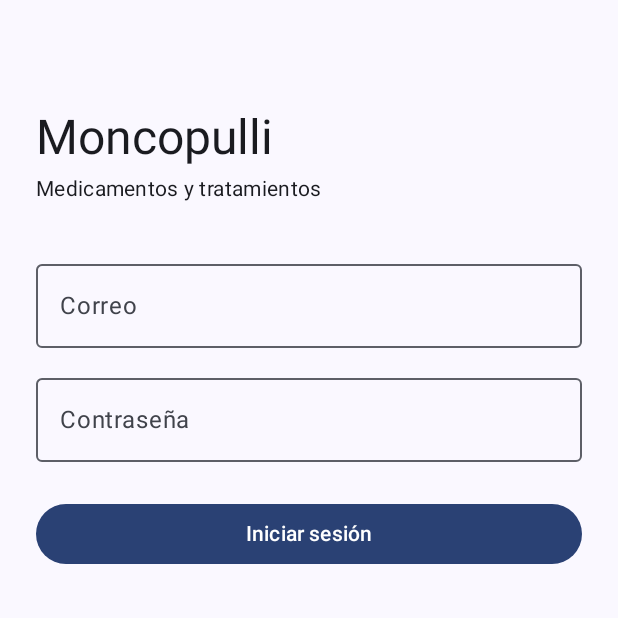
After one commit to catitaconflow/moncopullis, an Android app built with Jetpack Compose: the composable LoginScreen shown on its own in the app's theme, on a phone screen of 412 x 824 dp, the top half of it. The commit adds this screen. Run offline under Robolectric (Android 15) with nearby library versions, the phone set to English and light mode, and no system bars; our stand-ins replace Dagger/Hilt's generated code; libraries missing offline, so code that uses them is left out: io.github.jan.supabase; 1 statement that could not run was skipped.

Commit message:
feat: login con Supabase Auth, lectura del rol y bloqueo de roles sin acceso

```diff
--- /dev/null
+++ b/movil/app/src/main/java/cl/moncopulli/app/ui/login/LoginScreen.kt
@@ -0,0 +1,93 @@
+package cl.moncopulli.app.ui.login
+
+import androidx.compose.foundation.layout.Column
+import androidx.compose.foundation.layout.Spacer
+import androidx.compose.foundation.layout.fillMaxSize
+import androidx.compose.foundation.layout.fillMaxWidth
+import androidx.compose.foundation.layout.height
+import androidx.compose.foundation.layout.imePadding
+import androidx.compose.foundation.layout.padding
+import androidx.compose.foundation.layout.size
+import androidx.compose.foundation.rememberScrollState
+import androidx.compose.foundation.text.KeyboardActions
+import androidx.compose.foundation.text.KeyboardOptions
+import androidx.compose.foundation.verticalScroll
+import androidx.compose.material3.Button
+import androidx.compose.material3.CircularProgressIndicator
+import androidx.compose.material3.MaterialTheme
+import androidx.compose.material3.OutlinedTextField
+import androidx.compose.material3.Text
+import androidx.compose.runtime.Composable
+import androidx.compose.runtime.getValue
+import androidx.compose.runtime.mutableStateOf
+import androidx.compose.runtime.remember
+import androidx.compose.runtime.saveable.rememberSaveable
+import androidx.compose.runtime.setValue
+import androidx.compose.ui.Modifier
+import androidx.compose.ui.text.input.ImeAction
+import androidx.compose.ui.text.input.KeyboardType
+import androidx.compose.ui.text.input.PasswordVisualTransformation
+import androidx.compose.ui.unit.dp
+import cl.moncopulli.app.ui.sesion.LoginUi
+
+@Composable
+fun LoginScreen(
+    ui: LoginUi,
+    onIniciar: (correo: String, clave: String) -> Unit,
+    modifier: Modifier = Modifier,
+) {
+    var correo by rememberSaveable { mutableStateOf("") }
+    // La contraseña va en remember (no rememberSaveable): no debe quedar en el estado guardado de la Activity.
+    var clave by remember { mutableStateOf("") }
+    val enviar = { onIniciar(correo, clave) }
+
+    Column(
+        modifier = modifier
+            .fillMaxSize()
+            .imePadding()
+            .verticalScroll(rememberScrollState())
+            .padding(24.dp),
+    ) {
+        Spacer(Modifier.height(48.dp))
+        Text("Moncopulli", style = MaterialTheme.typography.headlineLarge)
+        Text(
+            "Medicamentos y tratamientos",
+            style = MaterialTheme.typography.bodyMedium,
+            modifier = Modifier.padding(top = 4.dp, bottom = 32.dp),
+        )
+        OutlinedTextField(
+            value = correo,
+            onValueChange = { correo = it },
+            label = { Text("Correo") },
+            singleLine = true,
+            enabled = !ui.enviando,
+            keyboardOptions = KeyboardOptions(keyboardType = KeyboardType.Email, imeAction = ImeAction.Next),
+            modifier = Modifier.fillMaxWidth(),
+        )
+        OutlinedTextField(
+            value = clave,
+            onValueChange = { clave = it },
+            label = { Text("Contraseña") },
+            singleLine = true,
+            enabled = !ui.enviando,
+            visualTransformation = PasswordVisualTransformation(),
+            keyboardOptions = KeyboardOptions(keyboardType = KeyboardType.Password, imeAction = ImeAction.Done),
+            keyboardActions = KeyboardActions(onDone = { enviar() }),
+            modifier = Modifier.fillMaxWidth().padding(top = 12.dp),
+        )
+        ui.mensaje?.let {
+            Text(it, color = MaterialTheme.colorScheme.error, modifier = Modifier.padding(top = 12.dp))
+        }
+        Button(
+            onClick = { enviar() },
+            enabled = !ui.enviando,
+            modifier = Modifier.fillMaxWidth().padding(top = 24.dp),
+        ) {
+            if (ui.enviando) {
+                CircularProgressIndicator(modifier = Modifier.size(20.dp), strokeWidth = 2.dp)
+            } else {
+                Text("Iniciar sesión")
+            }
+        }
+    }
+}
```
Also changed, not shown: movil/app/src/main/java/cl/moncopulli/app/MainActivity.kt (+3 -27 lines), movil/app/src/main/java/cl/moncopulli/app/data/auth/Perfil.kt (added, +26 -0 lines), movil/app/src/main/java/cl/moncopulli/app/data/auth/SesionRepository.kt (added, +60 -0 lines), movil/app/src/main/java/cl/moncopulli/app/ui/AppRoot.kt (added, +65 -0 lines), movil/app/src/main/java/cl/moncopulli/app/ui/inicio/InicioScreen.kt (added, +31 -0 lines), movil/app/src/main/java/cl/moncopulli/app/ui/prueba/PruebaConexion.kt (deleted, +0 -112 lines), movil/app/src/main/java/cl/moncopulli/app/ui/sesion/SesionViewModel.kt (added, +141 -0 lines).
